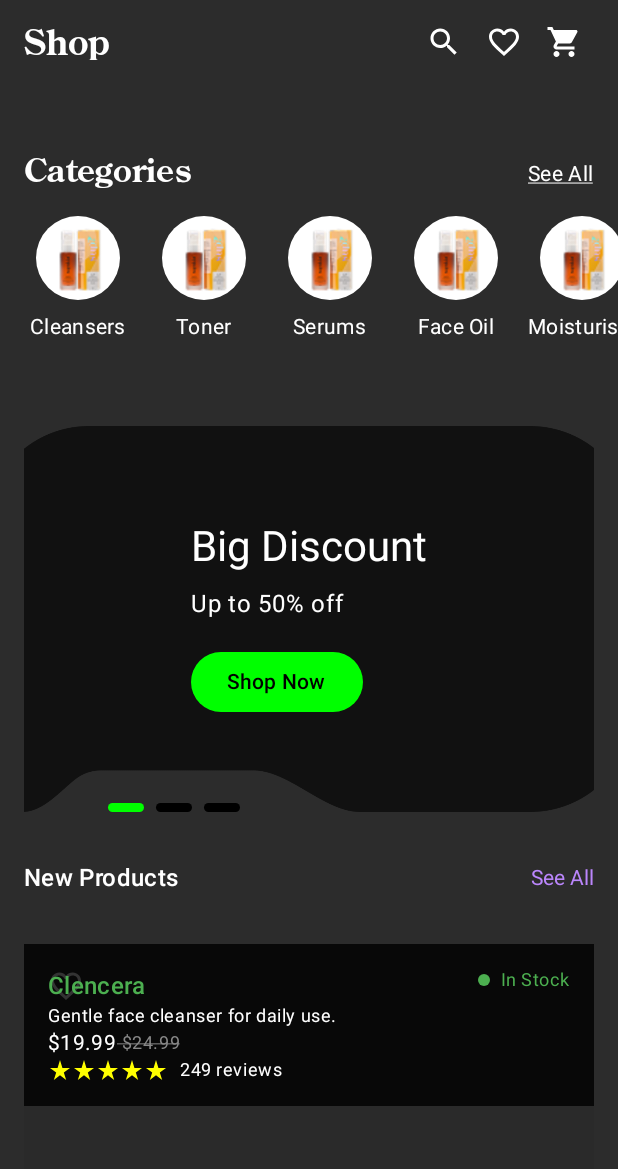
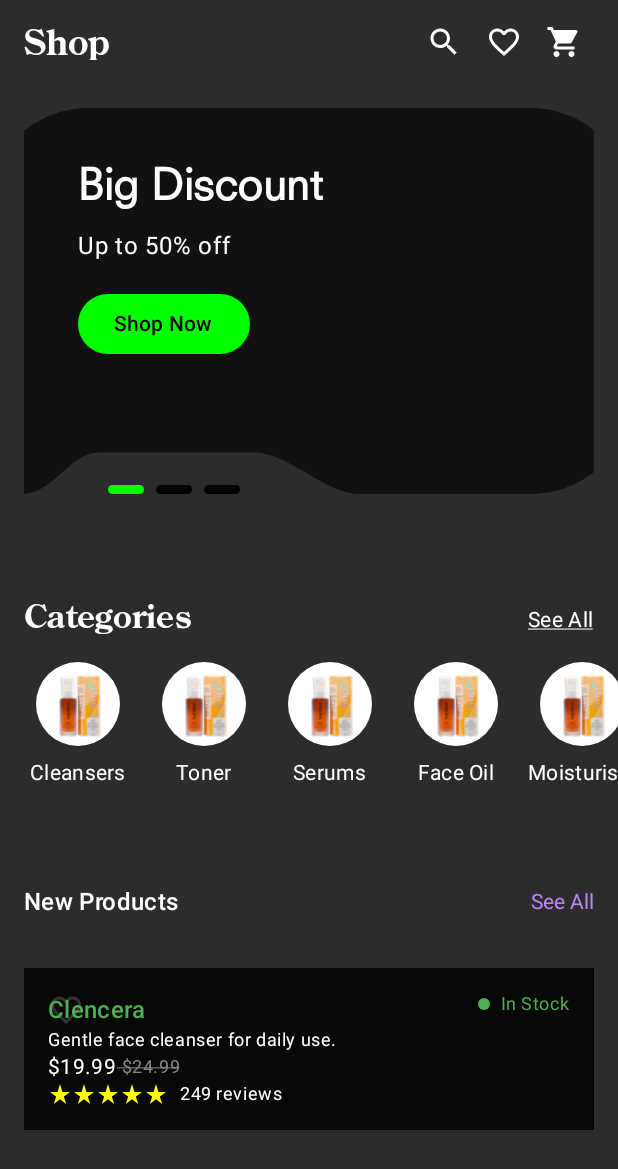
Before and after one commit to oyeraghib/Shop-App-D4C, an Android app built with Jetpack Compose: the screen it shows after launch (HomeActivity), on a phone screen of 412 x 824 dp. Shown: the top 1169 px of the screen. Run offline under Robolectric (Android 15) with nearby library versions, the phone set to English and light mode, and no system bars; our stand-ins replace accompanist.

Commit message:
fix: promo banner layout

```diff
--- a/app/src/main/java/com/d4cshopappassignment/ui/activity/shopHome/HomeActivity.kt
+++ b/app/src/main/java/com/d4cshopappassignment/ui/activity/shopHome/HomeActivity.kt
@@ -51,6 +51,7 @@ import com.google.accompanist.pager.HorizontalPager
 import com.google.accompanist.pager.rememberPagerState
 import androidx.compose.ui.text.font.Font
 import androidx.compose.ui.text.font.FontFamily
+import androidx.compose.ui.text.font.FontWeight
 import androidx.compose.ui.unit.sp
 
 class HomeActivity : ComponentActivity() {
@@ -79,11 +80,11 @@ class HomeActivity : ComponentActivity() {
                         verticalArrangement = Arrangement.spacedBy(24.dp)
                     ) {
                         item {
-                            CategoriesSection(categories = sampleCategories)
+                            PromoCardBanner(promoCards)
                         }
 
                         item {
-                            PromoCardBanner(promoCards)
+                            CategoriesSection(categories = sampleCategories)
                         }
 
                         item {
@@ -226,7 +227,9 @@ fun PromoCardBanner(
 ) {
     val pagerState = rememberPagerState()
 
-    Box(modifier = modifier) {
+    Box(modifier = Modifier
+        .padding(top = 16.dp)
+    ) {
         HorizontalPager(
             count = cards.size,
             state = pagerState,
@@ -274,12 +277,14 @@ fun PromoCardItem(card: PromoCard) {
 
         Column(
             modifier = Modifier
-                .align(Alignment.Center)
-                .padding(24.dp)
+                .padding(36.dp),
+            horizontalAlignment = Alignment.Start
         ) {
             Text(
                 text = card.title,
-                style = MaterialTheme.typography.headlineMedium,
+                style = MaterialTheme.typography.headlineMedium.copy(fontFamily = FontFamily(Font(R.font.neuzeit_sltstd_book)),
+                    fontWeight = FontWeight.Bold
+                ),
                 color = Color.White
             )
             Text(
```
